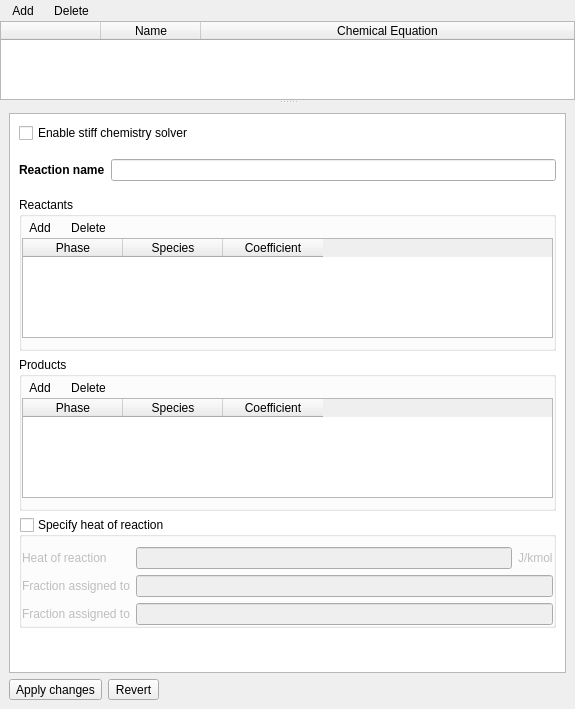
This is mfixgui/uifiles/chemistry.ui in truongd8593/mfix as Qt 5 draws it before an edit. The edited form follows.
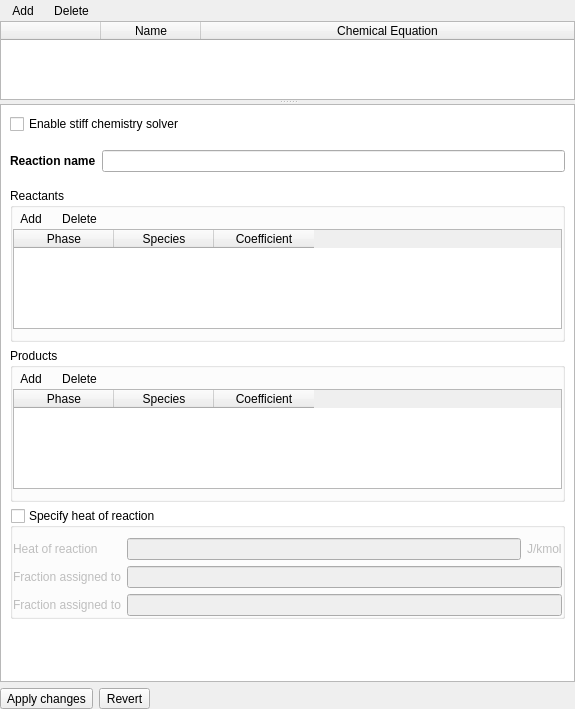
This is the edited form. Custom widgets are drawn as their Qt base class.

Patch:
```diff
--- a/mfixgui/uifiles/chemistry.ui
+++ b/mfixgui/uifiles/chemistry.ui
@@ -240,6 +240,18 @@
        <enum>QFrame::Plain</enum>
       </property>
       <layout class="QGridLayout" name="gridLayout_5">
+       <property name="leftMargin">
+        <number>0</number>
+       </property>
+       <property name="topMargin">
+        <number>0</number>
+       </property>
+       <property name="rightMargin">
+        <number>0</number>
+       </property>
+       <property name="bottomMargin">
+        <number>0</number>
+       </property>
        <item row="0" column="0">
         <widget class="QScrollArea" name="scrollarea_detail">
          <property name="styleSheet">
```
